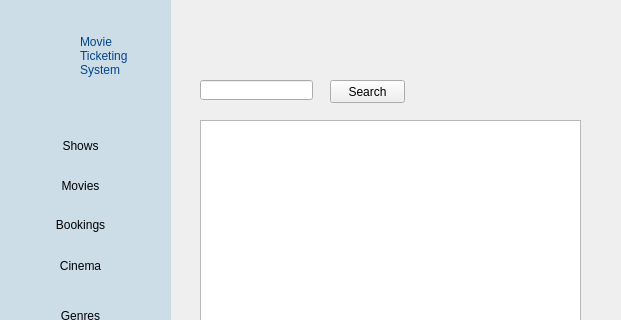
Qt form Ui_Files/genre-list.ui (edejeed/Movie-Ticketing) before a commit; both pictures show x 0 to 621 and y 0 to 320 of the 621 by 550 pixel window.
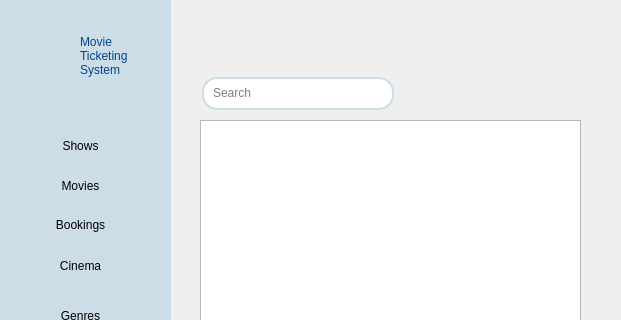
The same form after that commit. Icons and pictures are not drawn.

```diff
--- a/Ui_Files/genre-list.ui
+++ b/Ui_Files/genre-list.ui
@@ -58,25 +58,50 @@
    <widget class="QPushButton" name="searchButton">
     <property name="geometry">
      <rect>
-      <x>330</x>
-      <y>80</y>
-      <width>75</width>
+      <x>363</x>
+      <y>82</y>
+      <width>25</width>
       <height>23</height>
      </rect>
     </property>
+    <property name="styleSheet">
+     <string notr="true">#searchButton{
+background-color:white;
+border: TRANSPARENT;
+border-radius: 10px;
+}</string>
+    </property>
     <property name="text">
-     <string>Search</string>
+     <string/>
+    </property>
+    <property name="icon">
+     <iconset>
+      <normaloff>../img/search.png</normaloff>../img/search.png</iconset>
+    </property>
+    <property name="iconSize">
+     <size>
+      <width>30</width>
+      <height>30</height>
+     </size>
     </property>
    </widget>
    <widget class="QLineEdit" name="lineEdit">
     <property name="geometry">
      <rect>
-      <x>200</x>
-      <y>80</y>
-      <width>113</width>
+      <x>211</x>
+      <y>83</y>
+      <width>141</width>
       <height>20</height>
      </rect>
     </property>
+    <property name="styleSheet">
+     <string notr="true">#lineEdit{
+border: TRANSPARENT;
+}</string>
+    </property>
+    <property name="placeholderText">
+     <string>Search</string>
+    </property>
    </widget>
    <widget class="QWidget" name="navigationBG" native="true">
     <property name="geometry">
@@ -409,6 +434,29 @@
      </property>
     </widget>
    </widget>
+   <widget class="QWidget" name="rect" native="true">
+    <property name="geometry">
+     <rect>
+      <x>202</x>
+      <y>77</y>
+      <width>192</width>
+      <height>33</height>
+     </rect>
+    </property>
+    <property name="styleSheet">
+     <string notr="true">#rect{
+background-color: white;
+border: 2px solid #ccdde8;
+border-radius: 15px;
+}</string>
+    </property>
+   </widget>
+   <zorder>rect</zorder>
+   <zorder>genreList</zorder>
+   <zorder>deleteButton</zorder>
+   <zorder>searchButton</zorder>
+   <zorder>lineEdit</zorder>
+   <zorder>navigationBG</zorder>
   </widget>
  </widget>
  <resources/>
```
